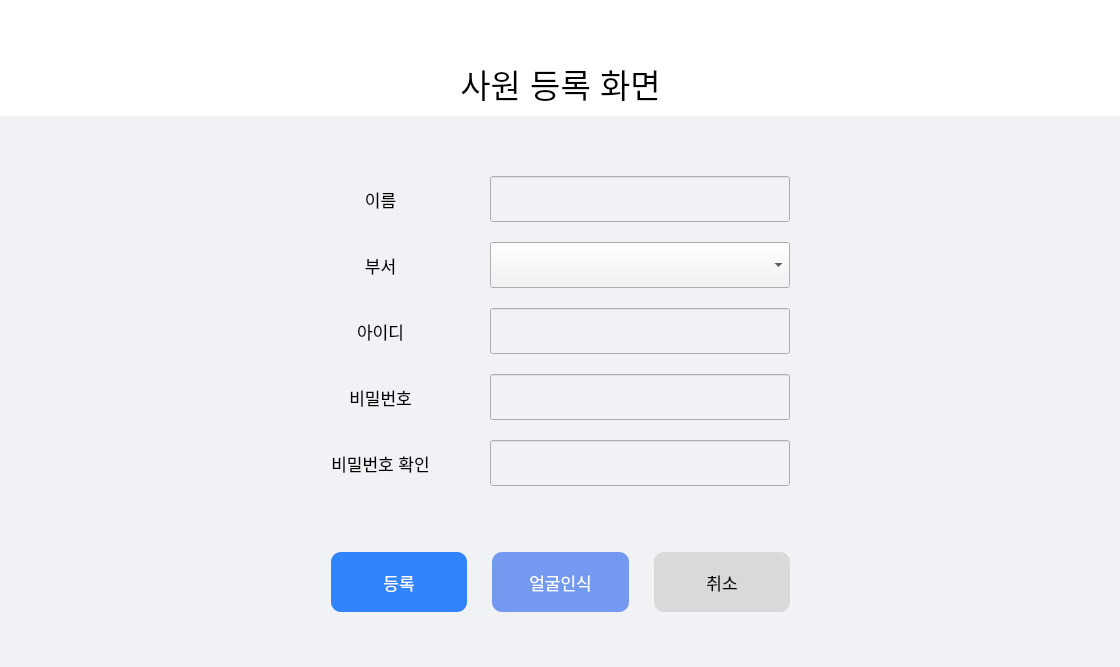
Above: Main/UI/AddEmployee.ui from Uyuniwhite/Face-recognition-Attendance-System-Project before the change. Below: the same form after it.
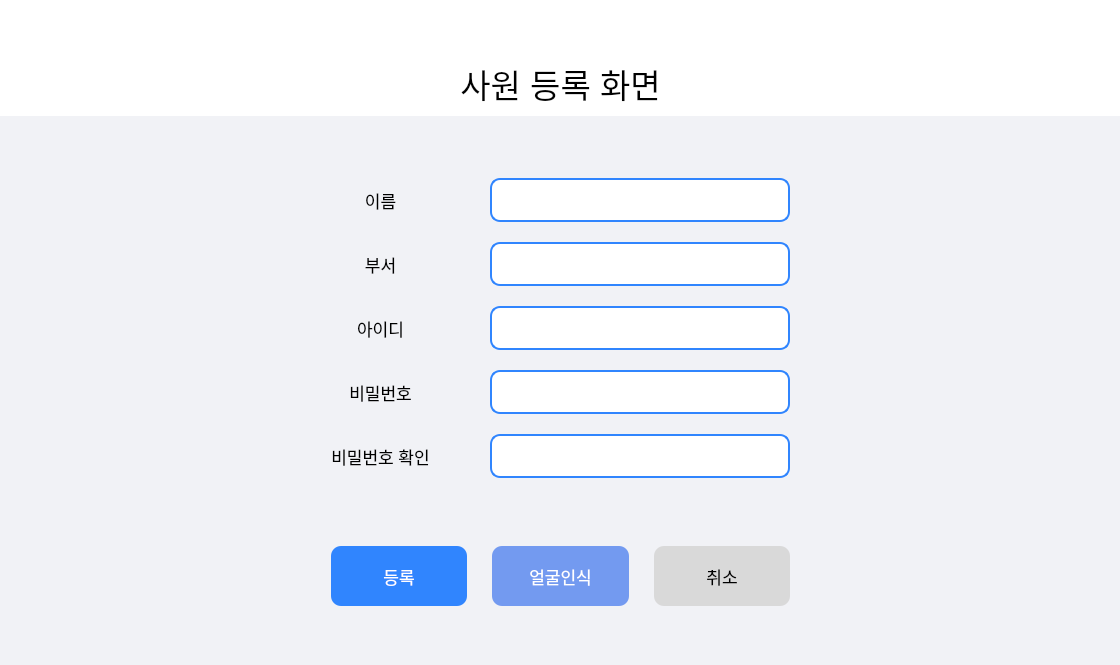
That is the form after the change. Icons and pictures are not drawn.

```diff
--- a/Main/UI/AddEmployee.ui
+++ b/Main/UI/AddEmployee.ui
@@ -7,7 +7,7 @@
     <x>0</x>
     <y>0</y>
     <width>1120</width>
-    <height>663</height>
+    <height>665</height>
    </rect>
   </property>
   <property name="windowTitle">
@@ -191,6 +191,9 @@
         <property name="styleSheet">
          <string notr="true">QLineEdit{
 height: 40px;
+border-radius:10px;
+background-color:white;
+border: 1.5px solid #3085FE;
 }
 QComboBox{
 height: 40px;
@@ -302,6 +305,12 @@
                <pointsize>12</pointsize>
               </font>
              </property>
+             <property name="focusPolicy">
+              <enum>Qt::StrongFocus</enum>
+             </property>
+             <property name="echoMode">
+              <enum>QLineEdit::Password</enum>
+             </property>
              <property name="readOnly">
               <bool>false</bool>
              </property>
@@ -413,6 +422,12 @@
                <pointsize>12</pointsize>
               </font>
              </property>
+             <property name="focusPolicy">
+              <enum>Qt::StrongFocus</enum>
+             </property>
+             <property name="echoMode">
+              <enum>QLineEdit::Password</enum>
+             </property>
              <property name="readOnly">
               <bool>false</bool>
              </property>
@@ -426,6 +441,28 @@
                <height>0</height>
               </size>
              </property>
+             <property name="styleSheet">
+              <string notr="true">#comboBox{
+	border: 1.5px solid #3085FE;
+	border-radius:10px;
+	background-color: white;
+	padding-left:10px;}
+
+#comboBox::drop-down{
+	border:0px;
+}
+
+#comboBox::down-arrow{
+	image: url(:/down.png);
+	width: 15px;
+	height: 15px;
+	margin-right:15px;
+}
+#comboBox::on{
+ border:4px solid #3085FE;
+}
+</string>
+             </property>
             </widget>
            </item>
           </layout>
```
Left out of the diff: 8 changed lines with no effect on the pictures.
